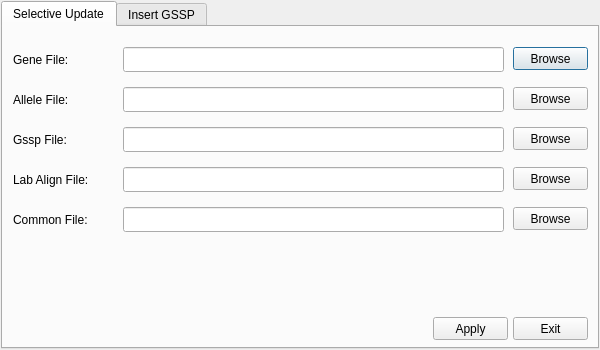
The window that Dialog/updatedatadlg.ui (jasonborn/HLA) describes before a commit, drawn with Qt 5.
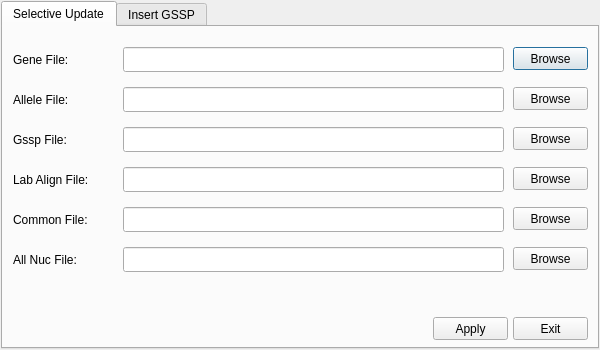
The same window after the commit. Icons and pictures are not drawn.

What changed in the file:
```diff
--- a/Dialog/updatedatadlg.ui
+++ b/Dialog/updatedatadlg.ui
@@ -239,6 +239,42 @@
       <string>Exit</string>
      </property>
     </widget>
+    <widget class="QLabel" name="label_">
+     <property name="geometry">
+      <rect>
+       <x>10</x>
+       <y>220</y>
+       <width>81</width>
+       <height>25</height>
+      </rect>
+     </property>
+     <property name="text">
+      <string>All Nuc File:</string>
+     </property>
+    </widget>
+    <widget class="QLineEdit" name="lineEdit_Nuc">
+     <property name="geometry">
+      <rect>
+       <x>120</x>
+       <y>220</y>
+       <width>381</width>
+       <height>25</height>
+      </rect>
+     </property>
+    </widget>
+    <widget class="QPushButton" name="btnNuc">
+     <property name="geometry">
+      <rect>
+       <x>510</x>
+       <y>220</y>
+       <width>75</width>
+       <height>23</height>
+      </rect>
+     </property>
+     <property name="text">
+      <string>Browse</string>
+     </property>
+    </widget>
    </widget>
    <widget class="QWidget" name="tab_2">
     <attribute name="title">
```
